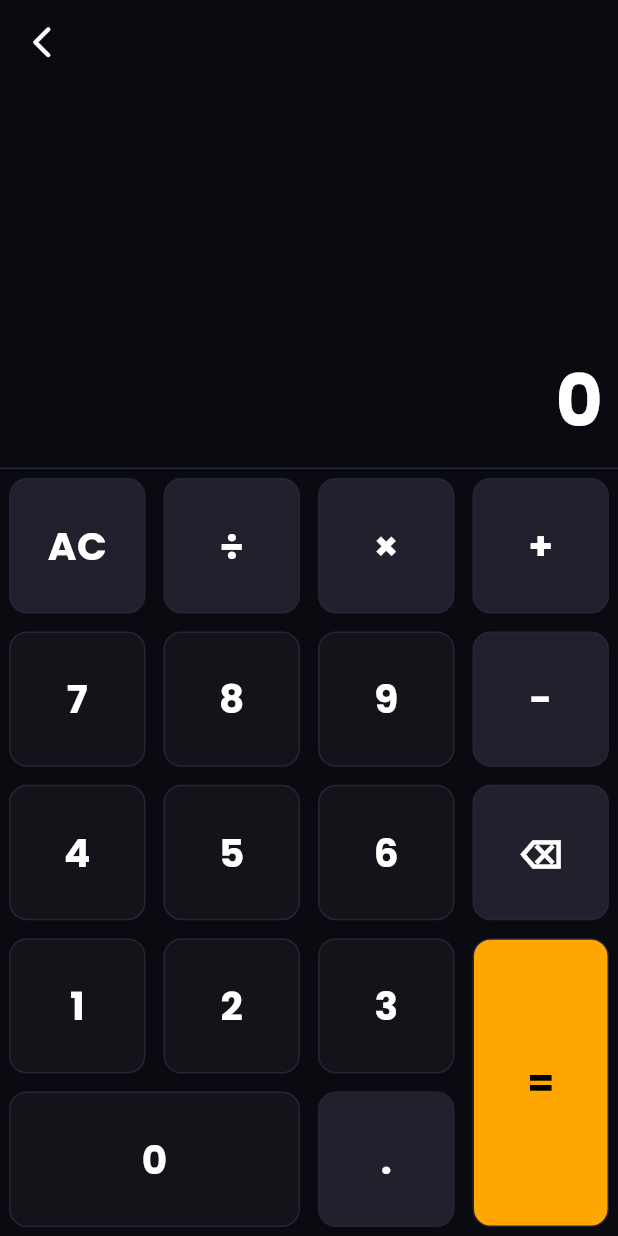
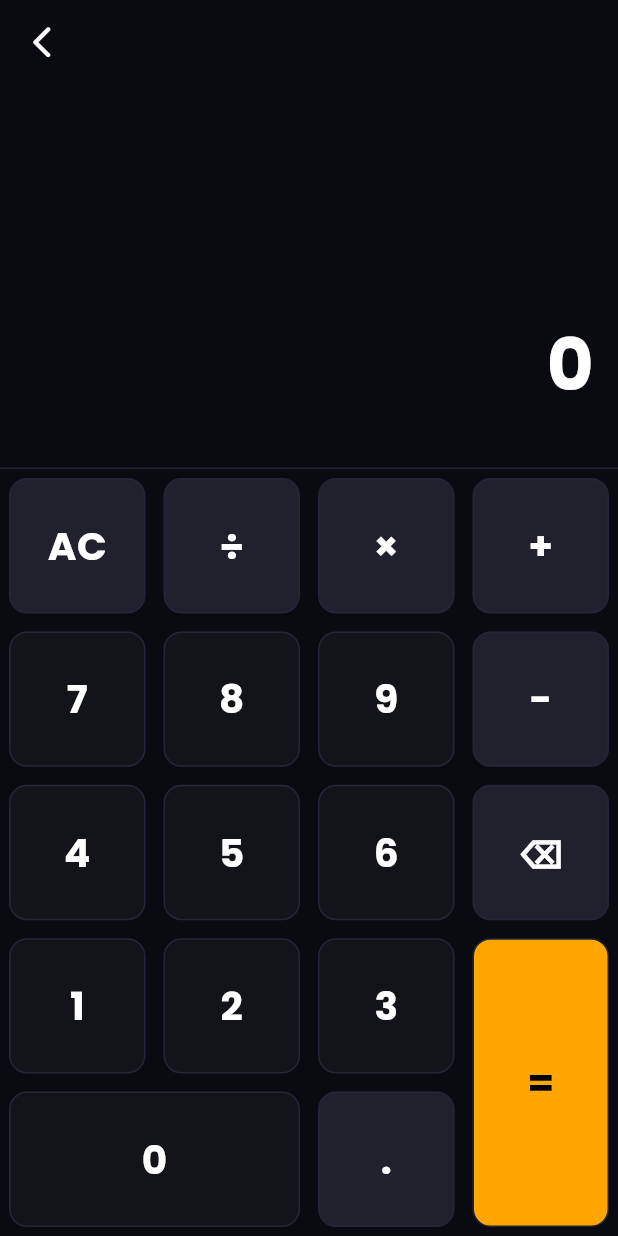
Before and after one commit to Kuwaann/MyFinance, a Flutter app: the Calculator screen opened by its route, on a phone screen of 412 x 824 dp. Run offline on Flutter 3.47's test engine with Material 3 defaults, Android fonts, the phone set to English and light mode, and no system bars; our stand-ins replace google_fonts, math_expressions, typewritertext.

Commit message:
fix kalkulator error

```diff
--- a/lib/kalkulator.dart
+++ b/lib/kalkulator.dart
@@ -13,6 +13,36 @@ class _CalculatorState extends State<Calculator> {
   String userInput = "";
   String result = "0";
 
+  // Cek apakah karakter adalah operator
+  bool _isOperator(String ch) => ch == '+' || ch == '-' || ch == '×' || ch == '÷' || ch == '*' || ch == '/';
+
+  // Ambil angka terakhir dari input (buat validasi titik desimal)
+  String _lastNumber(String s) {
+    final m = RegExp(r'([0-9]*\.?[0-9]*)$').firstMatch(s);
+    return m?.group(0) ?? '';
+  }
+
+  // Cari jumlah desimal terbanyak dari semua angka di input
+  int _maxDecimalPlacesIn(String s) {
+    final re = RegExp(r'(?<![A-Za-z])\d+(?:\.(\d+))?');
+    int maxDec = 0;
+    for (final m in re.allMatches(s)) {
+      final frac = m.group(1);
+      if (frac != null && frac.length > maxDec) maxDec = frac.length;
+    }
+    if (maxDec > 10) maxDec = 10; // batasi maksimal 10 digit desimal
+    return maxDec;
+  }
+
+  // Format hasil biar lebih rapi
+  String _formatNumber(double val, {required int decimalsHint}) {
+    if (val == val.roundToDouble()) return val.toStringAsFixed(0); // integer tanpa koma
+    final d = decimalsHint.clamp(2, 10); // minimal 2, maksimal 10 desimal
+    String s = val.toStringAsFixed(d);
+    s = s.replaceFirst(RegExp(r'0+$'), '').replaceFirst(RegExp(r'\.$'), ''); // buang nol berlebih
+    return s;
+  }
+
   @override
   Widget build(BuildContext context) {
     return Scaffold(
@@ -21,50 +51,46 @@ class _CalculatorState extends State<Calculator> {
         backgroundColor: Colors.transparent,
         leading: IconButton(
           onPressed: () {
-            Navigator.pop(context, '/homepage');
+            Navigator.pop(context); // kembali ke halaman sebelumnya
           },
-          icon: const Icon(
-            Icons.arrow_back_ios_new_rounded,
-            size: 25,
-            color: Colors.white,
-          ),
+          icon: const Icon(Icons.arrow_back_ios_new_rounded, size: 25, color: Colors.white),
         ),
       ),
       body: Column(
         children: [
-          // Bagian atas / display input dan hasil
+          // Bagian tampilan input dan hasil
           Expanded(
             flex: 1,
+            child: Padding(
+              padding: const EdgeInsets.symmetric(horizontal: 16, vertical: 8),
               child: Column(
-              mainAxisAlignment: MainAxisAlignment.end,
                 children: [
-                // Input (scroll horizontal kalau panjang)
-                Container(
-                  padding: const EdgeInsets.all(20),
+                  // Teks input
+                  Expanded(
+                    child: Align(
                       alignment: Alignment.centerRight,
                       child: SingleChildScrollView(
                         scrollDirection: Axis.horizontal,
                         reverse: true,
                         child: Text(
-                      userInput,
+                          userInput.isEmpty ? ' ' : userInput,
+                          maxLines: 1,
                           style: const TextStyle(fontSize: 32, color: Colors.white),
                         ),
                       ),
                     ),
-
-                // Hasil (auto resize biar nggak overflow)
-                Container(
-                  padding: const EdgeInsets.all(10),
+                  ),
+                  // Teks hasil
+                  Expanded(
+                    child: Align(
                       alignment: Alignment.centerRight,
                       child: FittedBox(
                         fit: BoxFit.scaleDown,
                         alignment: Alignment.centerRight,
                         child: Text(
                           result,
-                      style: const TextStyle(
-                        fontSize: 48,
-                        color: Colors.white,
-                        fontWeight: FontWeight.bold,
+                          maxLines: 1,
+                          style: const TextStyle(fontSize: 48, color: Colors.white, fontWeight: FontWeight.bold),
                         ),
                       ),
                     ),
@@ -72,10 +98,11 @@ class _CalculatorState extends State<Calculator> {
                 ],
               ),
             ),
+          ),
 
           const Divider(color: AppColors.outlineElement, height: 1),
 
-          // Bagian bawah / tombol untuk input
+          // Bagian tombol kalkulator
           Expanded(
             flex: 2,
             child: Row(
@@ -84,55 +111,14 @@ class _CalculatorState extends State<Calculator> {
                   flex: 3,
                   child: Column(
                     children: [
-                      Expanded(
-                        child: Row(
-                          children: [
-                            buildButton("AC"),
-                            buildButton("÷"),
-                            buildButton("×"),
+                      Expanded(child: Row(children: [buildButton("AC"), buildButton("÷"), buildButton("×")])),
+                      Expanded(child: Row(children: [buildButton("7"), buildButton("8"), buildButton("9")])),
+                      Expanded(child: Row(children: [buildButton("4"), buildButton("5"), buildButton("6")])),
+                      Expanded(child: Row(children: [buildButton("1"), buildButton("2"), buildButton("3")])),
+                      Expanded(child: Row(children: [buildButton("0", flex: 2), buildButton(".")])),
                     ],
                   ),
                 ),
-                      Expanded(
-                        child: Row(
-                          children: [
-                            buildButton("7"),
-                            buildButton("8"),
-                            buildButton("9"),
-                          ],
-                        ),
-                      ),
-                      Expanded(
-                        child: Row(
-                          children: [
-                            buildButton("4"),
-                            buildButton("5"),
-                            buildButton("6"),
-                          ],
-                        ),
-                      ),
-                      Expanded(
-                        child: Row(
-                          children: [
-                            buildButton("1"),
-                            buildButton("2"),
-                            buildButton("3"),
-                          ],
-                        ),
-                      ),
-                      Expanded(
-                        child: Row(
-                          children: [
-                            buildButton("0", flex: 2),
-                            buildButton("."),
-                          ],
-                        ),
-                      ),
-                    ],
-                  ),
-                ),
-
-                // Kolom bagian kanan
                 Expanded(
                   flex: 1,
                   child: Column(
@@ -152,7 +138,7 @@ class _CalculatorState extends State<Calculator> {
     );
   }
 
-  /// Custom bentuk tombol
+  // Widget tombol kalkulator
   Widget buildButton(String text, {int flex = 1}) {
     return Expanded(
       flex: flex,
@@ -166,19 +152,11 @@ class _CalculatorState extends State<Calculator> {
           ),
           child: InkWell(
             borderRadius: const BorderRadius.all(Radius.circular(12)),
-            onTap: () {
-              setState(() {
-                handleButtons(text);
-              });
-            },
+            onTap: () => setState(() => handleButtons(text)),
             child: Center(
               child: Text(
                 text,
-                style: TextStyle(
-                  color: getColor(text),
-                  fontSize: 26,
-                  fontWeight: FontWeight.bold,
-                ),
+                style: TextStyle(color: getColor(text), fontSize: 26, fontWeight: FontWeight.bold),
               ),
             ),
           ),
@@ -187,64 +165,72 @@ class _CalculatorState extends State<Calculator> {
     );
   }
 
-  /// Warna background tombol
+  // Warna tombol
   Color getBgColor(String text) {
     if (text == '=') return const Color.fromARGB(255, 255, 166, 0);
-    if (['0', '1', '2', '3', '4', '5', '6', '7', '8', '9'].contains(text)) {
-      return AppColors.element;
-    }
+    if (['0','1','2','3','4','5','6','7','8','9'].contains(text)) return AppColors.element;
     return const Color.fromARGB(255, 33, 33, 46);
   }
 
-  /// Warna teks tombol
-  Color getColor(String text) {
-    if (text == '=') return Colors.black;
-    return const Color.fromARGB(255, 255, 255, 255);
-  }
+  Color getColor(String text) => text == '=' ? Colors.black : Colors.white;
 
-  /// Logika tombol
+  // Logika input dari tombol
   void handleButtons(String text) {
     if (text == "AC") {
       userInput = "";
       result = "0";
       return;
     }
+
     if (text == "⌫") {
-      if (userInput.isNotEmpty) {
-        userInput = userInput.substring(0, userInput.length - 1);
-      }
+      if (userInput.isNotEmpty) userInput = userInput.substring(0, userInput.length - 1);
       return;
     }
+
     if (text == "=") {
       result = calculate();
       return;
     }
 
+    // Jika operator ditekan berurutan, ganti operator terakhir
+    if (_isOperator(text)) {
+      if (userInput.isEmpty) {
+        if (text == '-') userInput = '-'; // izinkan minus di awal
+        return;
+      }
+      final last = userInput[userInput.length - 1];
+      if (_isOperator(last)) {
+        userInput = userInput.substring(0, userInput.length - 1) + text;
+        return;
+      }
+    }
+
+    // Cegah titik ganda dalam satu angka
+    if (text == ".") {
+      final lastNum = _lastNumber(userInput);
+      if (lastNum.contains('.')) return;
+      if (userInput.isEmpty || _isOperator(userInput[userInput.length - 1])) {
+        userInput += "0"; // ".5" → "0.5"
+      }
+    }
+
     userInput += text;
   }
 
-  /// Hitung ekspresi dengan math_expressions
+  // Fungsi hitung ekspresi
   String calculate() {
     try {
-      String input = userInput;
-      input = input.replaceAll("×", "*").replaceAll("÷", "/");
+      // Ubah tanda × ÷ ke * /
+      String input = userInput.replaceAll(',', '.').replaceAll("×", "*").replaceAll("÷", "/");
 
-      Parser p = Parser();
-      Expression exp = p.parse(input);
-      ContextModel cm = ContextModel();
+      // Cari jumlah desimal dari input
+      final decimalsHint = _maxDecimalPlacesIn(input);
 
-      double eval = exp.evaluate(EvaluationType.REAL, cm);
+      final Parser p = Parser();
+      final Expression exp = p.parse(input);
+      final double eval = exp.evaluate(EvaluationType.REAL, ContextModel());
 
-      // Kalau hasilnya bilangan bulat, tampilkan tanpa koma
-      if (eval == eval.roundToDouble()) {
-        return eval.toStringAsFixed(0); // integer tanpa koma
-      } else {
-        // kalau desimal, batasi misalnya max 6 digit di belakang koma
-        return eval
-            .toStringAsFixed(6)
-            .replaceFirst(RegExp(r'0+$'), '')
-            .replaceFirst(RegExp(r'\.$'), '');
-      }
+      return _formatNumber(eval, decimalsHint: decimalsHint);
     } catch (e) {
       return "Error";
     }
```
Lines whose indentation alone changed are shown as unchanged.
